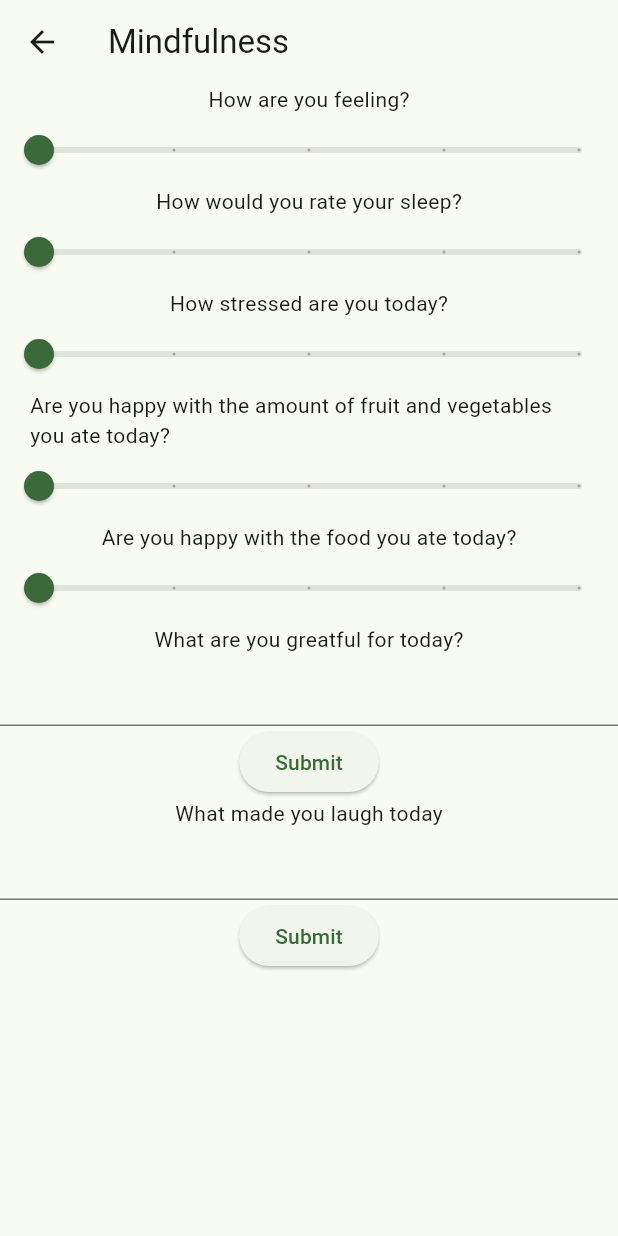
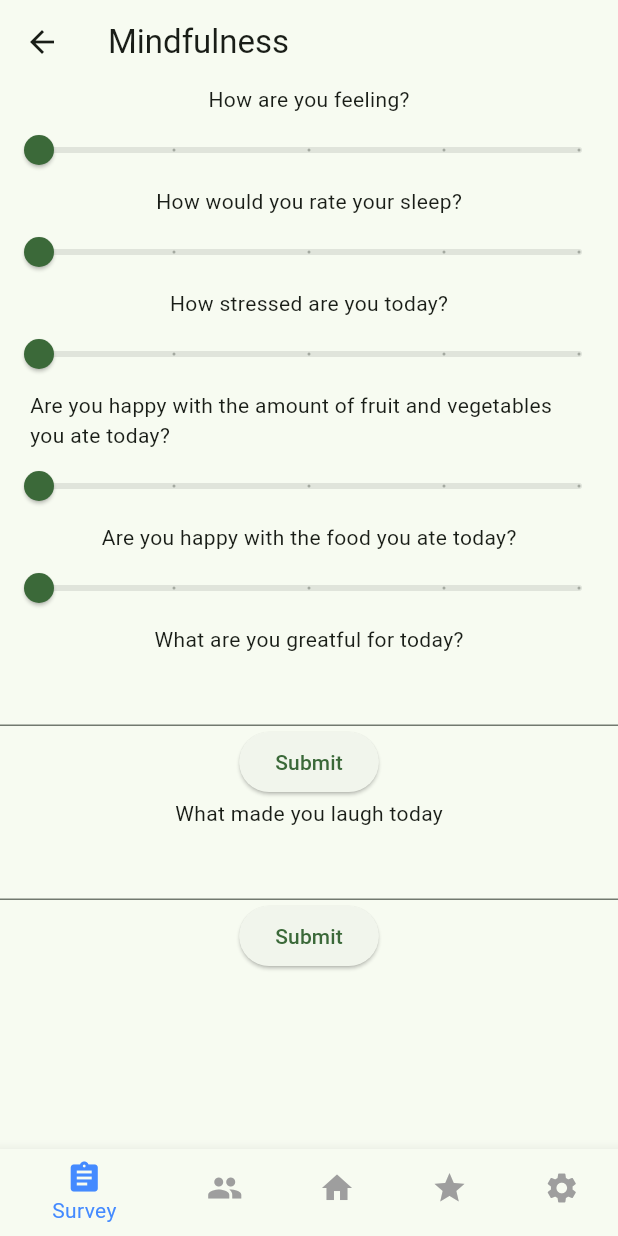
Before and after one commit to rfeuz/bellapp, a Flutter app: the Survey screen opened directly, after a tap on "Submit", on a phone screen of 412 x 824 dp. Run offline on Flutter 3.47's test engine with Material 3 defaults, Android fonts, the light colour scheme and no system bars.

Commit message:
Connected Homepage and Survey

```diff
--- a/lib/survey.dart
+++ b/lib/survey.dart
@@ -1,8 +1,22 @@
 import 'package:flutter/material.dart';
+import 'main.dart';
+import 'communities.dart';
+import 'settings.dart';
+import 'challenges.dart';
 
 class Survey extends StatefulWidget {
   @override
   _SurveyState createState() => _SurveyState();
+}
+
+class UserData {
+  final double doing;
+  final double sleep;
+  final double stress;
+  final double fruit;
+  final double food;
+
+  UserData(this.doing, this.sleep, this.stress, this.fruit, this.food);
 }
 
 class _SurveyState extends State<Survey> {
@@ -11,16 +25,61 @@ class _SurveyState extends State<Survey> {
   double _stress = 1;
   double _fruit = 1;
   double _food = 1;
+  int _selectedIndex = 0;
   final _textgreatful = TextEditingController();
   final _textlaugh = TextEditingController();
 
-
+  static List<Widget> _widgetOptions = <Widget>[
+    Text('Survey'),
+    Communities(),
+    MyHomePage(title: 'Home'), // Placeholder for homepage
+    Challenges(),
+    Settings(),
+  ];
 
   @override
   void dispose() {
     _textgreatful.dispose(); // Don't forget to dispose the controller when not needed
     _textlaugh.dispose(); // Don't forget to dispose the controller when not needed
     super.dispose();
+  }
+
+  void _onItemTapped(int index) {
+    setState(() {
+      _selectedIndex = index;
+      switch (_selectedIndex) {
+        case 0:
+          Navigator.push(
+            context,
+            MaterialPageRoute(builder: (context) => Survey()),
+          );
+          break;
+        case 1:
+          Navigator.push(
+            context,
+            MaterialPageRoute(builder: (context) => Communities()),
+          );
+          break;
+        case 2:
+          Navigator.push(
+            context,
+            MaterialPageRoute(builder: (context) => MyHomePage(title: 'Home')),
+          );
+          break;
+        case 3:
+          Navigator.push(
+            context,
+            MaterialPageRoute(builder: (context) => Challenges()),
+          );
+          break;
+        case 4:
+          Navigator.push(
+            context,
+            MaterialPageRoute(builder: (context) => Settings()),
+          );
+          break;
+      }
+    });
   }
 
   //_calculate() {
@@ -124,10 +183,45 @@ class _SurveyState extends State<Survey> {
           ElevatedButton(
               onPressed: () {
                 print('Answer: ${_textlaugh.text}');
+                // Navigate to the second page
+                Navigator.push(
+                  context,
+                  MaterialPageRoute(builder: (context) => MyHomePage(title: 'Home')),
+                );
               },
+
               child: Text('Submit')
           ),
         ],
+      ),
+      bottomNavigationBar: BottomNavigationBar(
+        backgroundColor: Colors.blueGrey, // Change the color here
+        selectedItemColor: Colors.blueAccent, // Change the selected item color here
+        unselectedItemColor: Colors.grey, // Change the unselected item color here
+        items: const <BottomNavigationBarItem>[
+          BottomNavigationBarItem(
+            icon: Icon(Icons.assignment),
+            label: 'Survey',
+          ),
+          BottomNavigationBarItem(
+            icon: Icon(Icons.group),
+            label: 'Communities',
+          ),
+          BottomNavigationBarItem(
+            icon: Icon(Icons.home),
+            label: 'Home',
+          ),
+          BottomNavigationBarItem(
+            icon: Icon(Icons.star),
+            label: 'Challenges',
+          ),
+          BottomNavigationBarItem(
+            icon: Icon(Icons.settings),
+            label: 'Settings',
+          ),
+        ],
+        currentIndex: _selectedIndex,
+        onTap: _onItemTapped,
       ),
 
     );
```
Also changed, not shown: lib/main.dart (+59 -25 lines).
